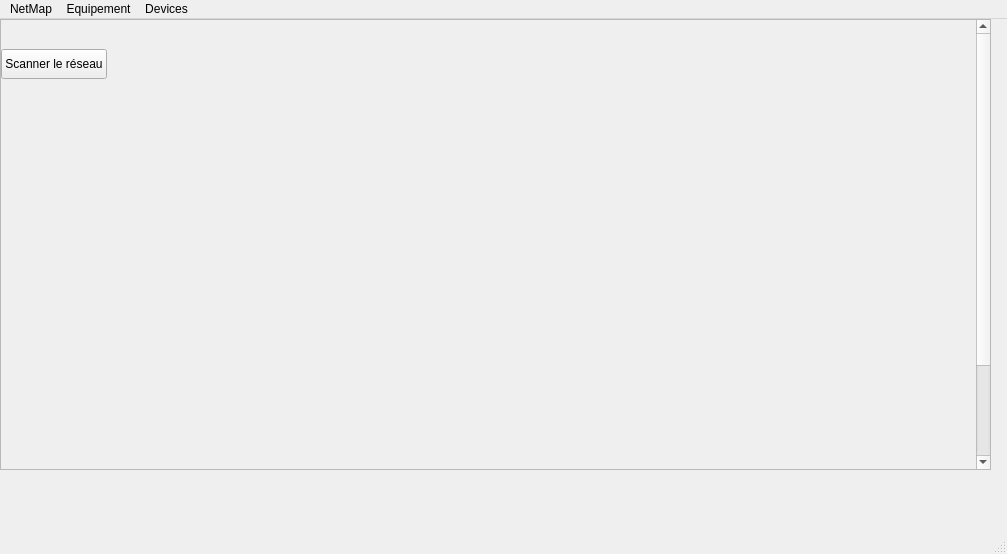
First picture: the form in Net_map/mainwindow.ui, repository Traygueur/net_map, before the edit.
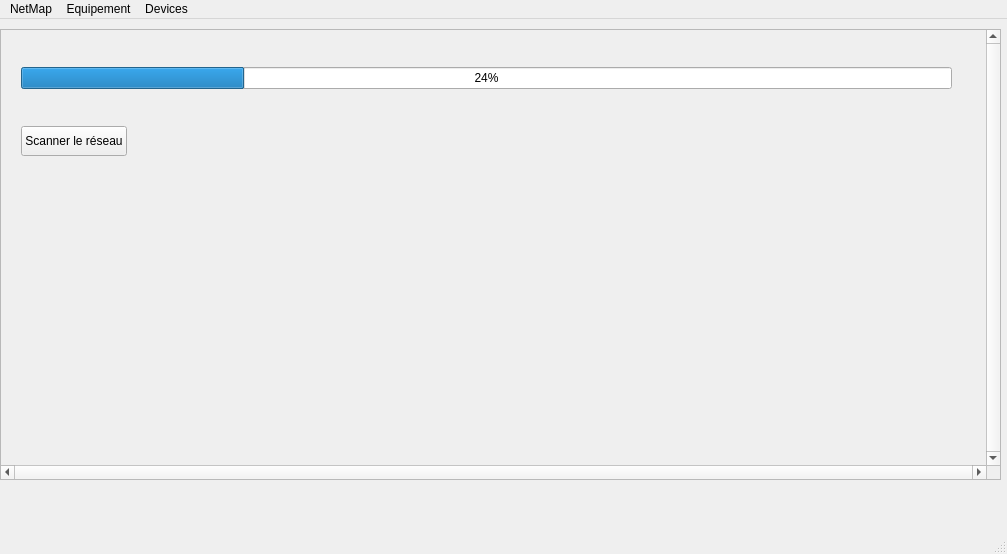
Second picture: the form after the edit.

Commit message: progress bar, affichage des appareils version graph et tableau

Diff of the .ui file:
```diff
--- a/Net_map/mainwindow.ui
+++ b/Net_map/mainwindow.ui
@@ -43,17 +43,23 @@
      <rect>
       <x>0</x>
       <y>0</y>
-      <width>991</width>
-      <height>451</height>
+      <width>1001</width>
+      <height>511</height>
      </rect>
     </property>
+    <property name="sizePolicy">
+     <sizepolicy hsizetype="Preferred" vsizetype="Preferred">
+      <horstretch>0</horstretch>
+      <verstretch>0</verstretch>
+     </sizepolicy>
+    </property>
     <widget class="QWidget" name="page1">
      <widget class="QScrollArea" name="scrollArea">
       <property name="geometry">
        <rect>
         <x>0</x>
-        <y>0</y>
-        <width>991</width>
+        <y>10</y>
+        <width>1001</width>
         <height>451</height>
        </rect>
       </property>
@@ -66,6 +72,9 @@
       <property name="verticalScrollBarPolicy">
        <enum>Qt::ScrollBarPolicy::ScrollBarAlwaysOn</enum>
       </property>
+      <property name="horizontalScrollBarPolicy">
+       <enum>Qt::ScrollBarPolicy::ScrollBarAlwaysOn</enum>
+      </property>
       <property name="widgetResizable">
        <bool>true</bool>
       </property>
@@ -74,50 +83,115 @@
         <rect>
          <x>0</x>
          <y>0</y>
-         <width>975</width>
-         <height>571</height>
+         <width>985</width>
+         <height>435</height>
         </rect>
        </property>
        <property name="sizePolicy">
-        <sizepolicy hsizetype="Fixed" vsizetype="Fixed">
+        <sizepolicy hsizetype="Expanding" vsizetype="Expanding">
          <horstretch>0</horstretch>
          <verstretch>0</verstretch>
         </sizepolicy>
        </property>
        <property name="minimumSize">
         <size>
-         <width>975</width>
-         <height>571</height>
+         <width>0</width>
+         <height>0</height>
         </size>
        </property>
        <property name="autoFillBackground">
         <bool>true</bool>
        </property>
+       <widget class="QLabel" name="imageLabel">
+        <property name="geometry">
+         <rect>
+          <x>1220</x>
+          <y>80</y>
+          <width>903</width>
+          <height>425</height>
+         </rect>
+        </property>
+        <property name="sizePolicy">
+         <sizepolicy hsizetype="Preferred" vsizetype="Preferred">
+          <horstretch>0</horstretch>
+          <verstretch>0</verstretch>
+         </sizepolicy>
+        </property>
+        <property name="minimumSize">
+         <size>
+          <width>0</width>
+          <height>0</height>
+         </size>
+        </property>
+        <property name="text">
+         <string/>
+        </property>
+        <property name="scaledContents">
+         <bool>false</bool>
+        </property>
+        <property name="alignment">
+         <set>Qt::AlignmentFlag::AlignCenter</set>
+        </property>
+       </widget>
        <widget class="QWidget" name="widgetContainer" native="true">
         <property name="geometry">
          <rect>
-          <x>0</x>
-          <y>20</y>
-          <width>981</width>
-          <height>521</height>
+          <x>20</x>
+          <y>0</y>
+          <width>931</width>
+          <height>164</height>
          </rect>
         </property>
         <property name="sizePolicy">
-         <sizepolicy hsizetype="Expanding" vsizetype="Expanding">
+         <sizepolicy hsizetype="Fixed" vsizetype="Preferred">
           <horstretch>0</horstretch>
           <verstretch>0</verstretch>
          </sizepolicy>
         </property>
+        <property name="minimumSize">
+         <size>
+          <width>0</width>
+          <height>164</height>
+         </size>
+        </property>
+        <property name="layoutDirection">
+         <enum>Qt::LayoutDirection::LeftToRight</enum>
+        </property>
         <layout class="QVBoxLayout" name="verticalLayout_2">
          <property name="spacing">
-          <number>12</number>
+          <number>0</number>
          </property>
          <property name="sizeConstraint">
           <enum>QLayout::SizeConstraint::SetDefaultConstraint</enum>
          </property>
+         <property name="leftMargin">
+          <number>0</number>
+         </property>
          <property name="topMargin">
-          <number>9</number>
+          <number>0</number>
          </property>
+         <property name="rightMargin">
+          <number>0</number>
+         </property>
+         <property name="bottomMargin">
+          <number>0</number>
+         </property>
+         <item>
+          <widget class="QProgressBar" name="progressBar">
+           <property name="enabled">
+            <bool>true</bool>
+           </property>
+           <property name="sizePolicy">
+            <sizepolicy hsizetype="Preferred" vsizetype="Fixed">
+             <horstretch>0</horstretch>
+             <verstretch>0</verstretch>
+            </sizepolicy>
+           </property>
+           <property name="value">
+            <number>24</number>
+           </property>
+          </widget>
+         </item>
          <item>
           <widget class="QPushButton" name="pushButtonImage">
            <property name="sizePolicy">
@@ -137,25 +211,6 @@
            </property>
           </widget>
          </item>
-         <item>
-          <widget class="QLabel" name="imageLabel">
-           <property name="sizePolicy">
-            <sizepolicy hsizetype="Ignored" vsizetype="Expanding">
-             <horstretch>0</horstretch>
-             <verstretch>0</verstretch>
-            </sizepolicy>
-           </property>
-           <property name="text">
-            <string/>
-           </property>
-           <property name="scaledContents">
-            <bool>false</bool>
-           </property>
-           <property name="alignment">
-            <set>Qt::AlignmentFlag::AlignCenter</set>
-           </property>
-          </widget>
-         </item>
         </layout>
        </widget>
       </widget>
```
The commit also changes 25 other files.
